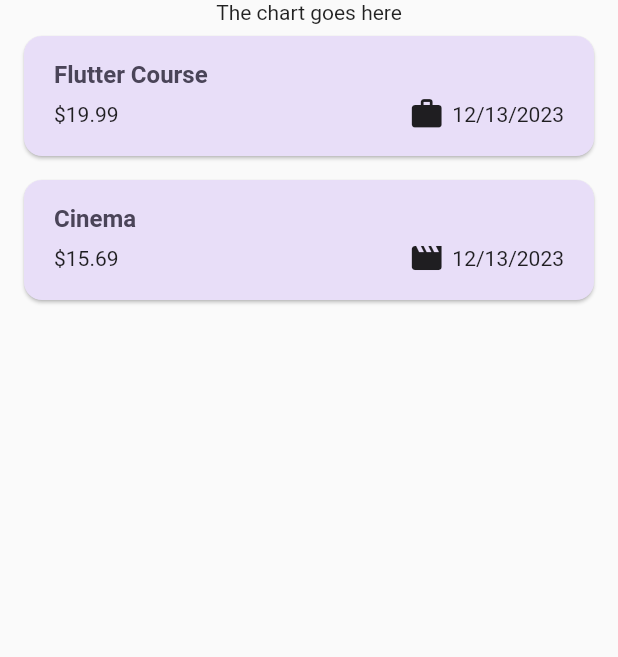
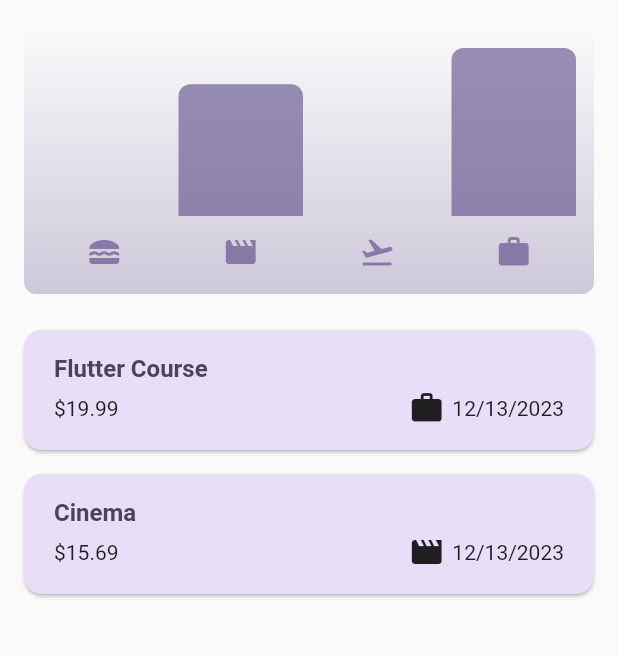
Before and after one commit to vinhgiang/expense_tracker, a Flutter app: the screen it shows after launch, on a phone screen of 412 x 824 dp, the part 84-741 px from its top. Run offline on Flutter 3.47's test engine with Material 2 defaults, Android fonts, the phone set to English and light mode, and no system bars.

Commit message:
add chart

```diff
--- a/lib/main.dart
+++ b/lib/main.dart
@@ -19,8 +19,10 @@ void main() {
         colorScheme: kDarkColorScheme,
         elevatedButtonTheme: ElevatedButtonThemeData(
           style: ElevatedButton.styleFrom(
-            backgroundColor: kDarkColorScheme.primaryContainer,
-            foregroundColor: kDarkColorScheme.onPrimaryContainer,
+            backgroundColor:
+                kDarkColorScheme.primaryContainer, // primary container color
+            foregroundColor: kDarkColorScheme
+                .onPrimaryContainer, // the color of element on the primary container
           ),
         ),
       ),
--- /dev/null
+++ b/lib/models/expense_bucket.dart
@@ -0,0 +1,27 @@
+import 'package:expense_tracker/models/expense.dart';
+
+class ExpenseBucket {
+  final Category category;
+  final List<Expense> expenses;
+
+  const ExpenseBucket({
+    required this.category,
+    required this.expenses,
+  });
+
+  // alternative constructor or ultillity constructor
+  ExpenseBucket.filterByCategory(List<Expense> allExpenses, this.category)
+      : expenses = allExpenses
+            .where((expense) => expense.category == category)
+            .toList();
+
+  double get totalExpenses {
+    double total = 0;
+
+    for (final expense in expenses) {
+      total += expense.amount;
+    }
+
+    return total;
+  }
+}
--- /dev/null
+++ b/lib/widgets/chart/chart.dart
@@ -0,0 +1,97 @@
+import 'package:flutter/material.dart';
+
+import 'package:expense_tracker/widgets/chart/chart_bar.dart';
+import 'package:expense_tracker/models/expense.dart';
+
+import '../../models/expense_bucket.dart';
+
+class Chart extends StatelessWidget {
+  final List<Expense> expenses;
+
+  const Chart({super.key, required this.expenses});
+
+  List<ExpenseBucket> get buckets {
+    return [
+      ExpenseBucket.filterByCategory(expenses, Category.food),
+      ExpenseBucket.filterByCategory(expenses, Category.leisure),
+      ExpenseBucket.filterByCategory(expenses, Category.travel),
+      ExpenseBucket.filterByCategory(expenses, Category.work),
+    ];
+  }
+
+  double get maxTotalExpense {
+    double maxTotalExpense = 0;
+
+    for (final bucket in buckets) {
+      if (bucket.totalExpenses > maxTotalExpense) {
+        maxTotalExpense = bucket.totalExpenses;
+      }
+    }
+
+    return maxTotalExpense;
+  }
+
+  @override
+  Widget build(BuildContext context) {
+    final isDarkMode =
+        MediaQuery.of(context).platformBrightness == Brightness.dark;
+    return Container(
+      margin: const EdgeInsets.all(16),
+      padding: const EdgeInsets.symmetric(
+        vertical: 16,
+        horizontal: 8,
+      ),
+      width: double.infinity,
+      height: 180,
+      decoration: BoxDecoration(
+        borderRadius: BorderRadius.circular(8),
+        gradient: LinearGradient(
+          colors: [
+            Theme.of(context).colorScheme.primary.withOpacity(0.3),
+            Theme.of(context).colorScheme.primary.withOpacity(0.0)
+          ],
+          begin: Alignment.bottomCenter,
+          end: Alignment.topCenter,
+        ),
+      ),
+      child: Column(
+        children: [
+          Expanded(
+            child: Row(
+              crossAxisAlignment: CrossAxisAlignment.end,
+              children: [
+                for (final bucket in buckets) // alternative to map()
+                  ChartBar(
+                    fill: bucket.totalExpenses == 0
+                        ? 0
+                        : bucket.totalExpenses / maxTotalExpense,
+                  )
+              ],
+            ),
+          ),
+          const SizedBox(height: 12),
+          Row(
+            children: buckets
+                .map(
+                  (bucket) => Expanded(
+                    child: Padding(
+                      padding: const EdgeInsets.symmetric(horizontal: 4),
+                      child: Icon(
+                        categoryIcons[bucket.category],
+                        color: isDarkMode
+                            ? Theme.of(context).colorScheme.secondary
+                            : Theme.of(context)
+                                .colorScheme
+                                .primary
+                                .withOpacity(0.7),
+                      ),
+                    ),
+                  ),
+                )
+                .toList(),
+          )
+        ],
+      ),
+    );
+  }
+}
--- /dev/null
+++ b/lib/widgets/chart/chart_bar.dart
@@ -0,0 +1,34 @@
+import 'package:flutter/material.dart';
+
+class ChartBar extends StatelessWidget {
+  const ChartBar({
+    super.key,
+    required this.fill,
+  });
+
+  final double fill;
+
+  @override
+  Widget build(BuildContext context) {
+    final isDarkMode =
+        MediaQuery.of(context).platformBrightness == Brightness.dark;
+    return Expanded(
+      child: Padding(
+        padding: const EdgeInsets.symmetric(horizontal: 4),
+        child: FractionallySizedBox(
+          heightFactor: fill,
+          child: DecoratedBox(
+            decoration: BoxDecoration(
+              shape: BoxShape.rectangle,
+              borderRadius:
+                  const BorderRadius.vertical(top: Radius.circular(8)),
+              color: isDarkMode
+                  ? Theme.of(context).colorScheme.secondary
+                  : Theme.of(context).colorScheme.primary.withOpacity(0.65),
+            ),
+          ),
+        ),
+      ),
+    );
+  }
+}
--- a/lib/widgets/expenses.dart
+++ b/lib/widgets/expenses.dart
@@ -1,3 +1,4 @@
+import 'package:expense_tracker/widgets/chart/chart.dart';
 import 'package:expense_tracker/widgets/expenses_list/expenses_list.dart';
 import 'package:expense_tracker/models/expense.dart';
 import 'package:expense_tracker/widgets/new_expense.dart';
@@ -99,7 +100,7 @@ class _ExpensesState extends State<Expenses> {
       ),
       body: Column(
         children: [
-          const Text('The chart goes here'),
+          Chart(expenses: _registeredExpenses),
           Expanded(
             child: mainContent,
           )
```
